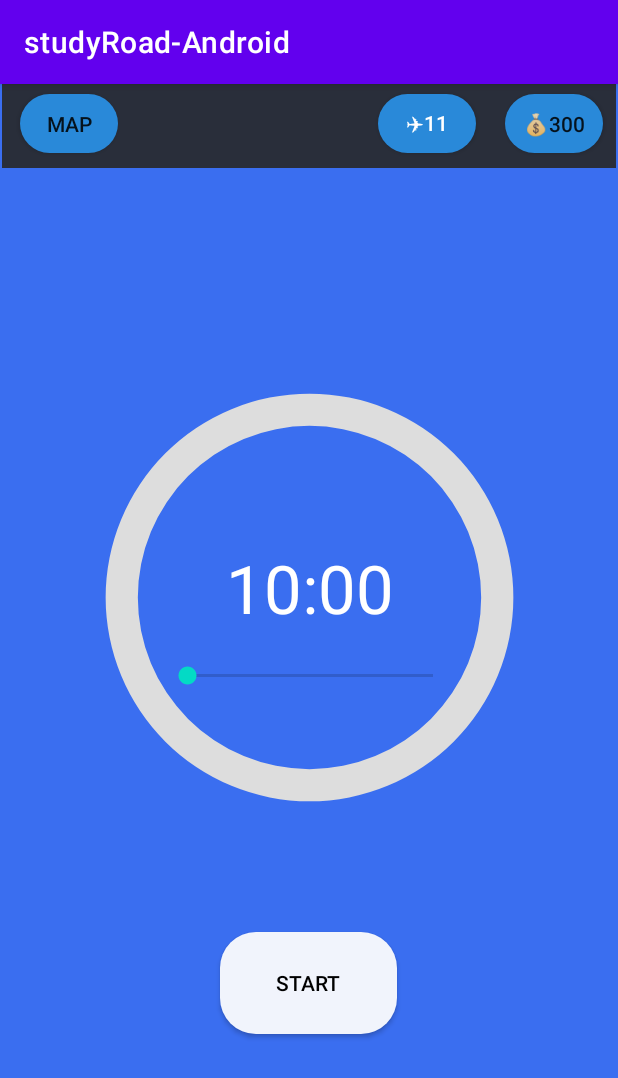
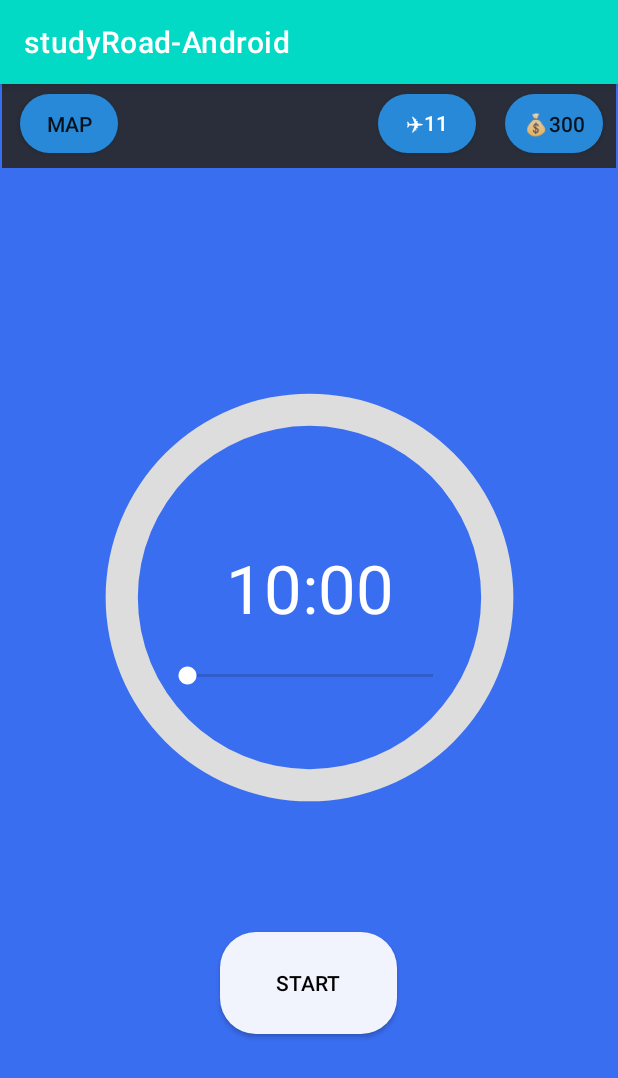
Before and after one commit to GeorgeGlarakis/study-road, an Android app: the screen it shows after launch (MainActivity), on a phone screen of 412 x 824 dp. Shown: the top 1078 px of the screen. Run offline under Robolectric (Android 15) with nearby library versions, the phone set to English and light mode, and no system bars.

Commit message:
fixed bugs

```diff
--- a/studyRoadAndroid/app/src/main/res/values/themes.xml
+++ b/studyRoadAndroid/app/src/main/res/values/themes.xml
@@ -2,12 +2,12 @@
     <!-- Base application theme. -->
     <style name="Theme.StudyRoadAndroid" parent="Theme.MaterialComponents.DayNight.DarkActionBar">
         <!-- Primary brand color. -->
-        <item name="colorPrimary">@color/purple_500</item>
-        <item name="colorPrimaryVariant">@color/purple_700</item>
-        <item name="colorOnPrimary">@color/white</item>
+        <item name="colorPrimary">@color/teal_200</item>
+        <item name="colorPrimaryVariant">@color/white</item>
+        <item name="colorOnPrimary">@color/black</item>
         <!-- Secondary brand color. -->
-        <item name="colorSecondary">@color/teal_200</item>
-        <item name="colorSecondaryVariant">@color/teal_700</item>
+        <item name="colorSecondary">@color/white</item>
+        <item name="colorSecondaryVariant">@color/purple_700</item>
         <item name="colorOnSecondary">@color/black</item>
         <!-- Status bar color. -->
         <item name="android:statusBarColor" tools:targetApi="l">?attr/colorPrimaryVariant</item>
```
